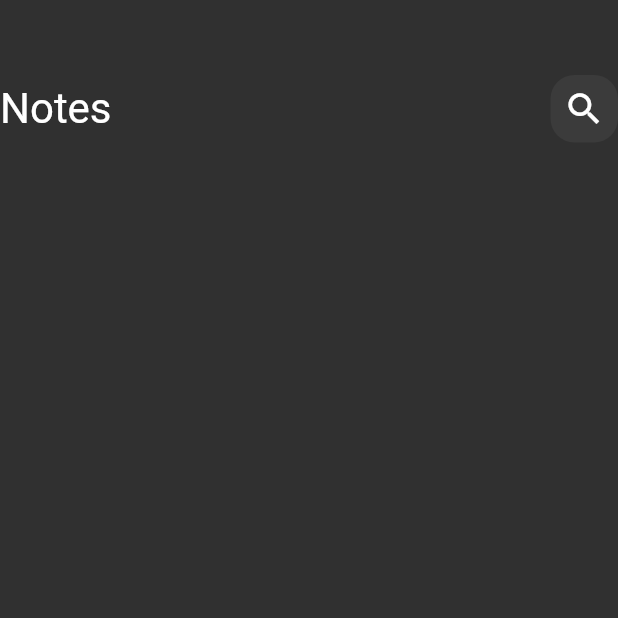
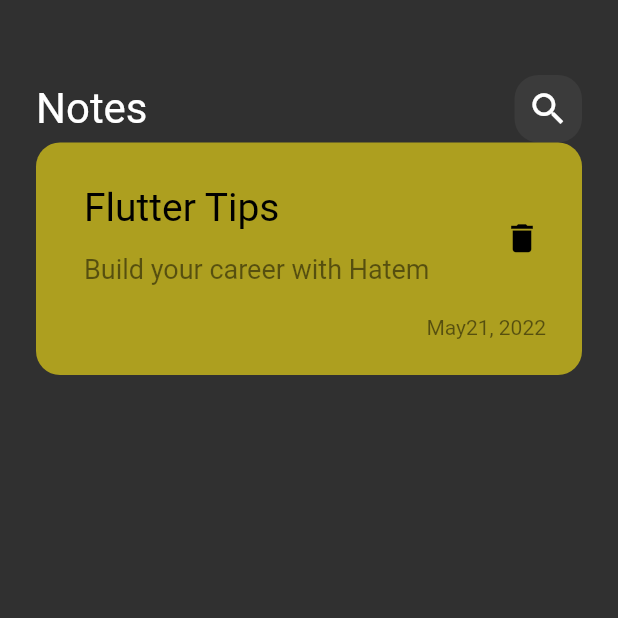
Before and after one commit to hatem156/Notes_app, a Flutter app: the screen it shows after launch, on a phone screen of 412 x 824 dp, the top half of it. Run offline on Flutter 3.47's test engine with Material 2 defaults, Android fonts, the phone set to English and light mode, and no system bars.

Commit message:
creat first note item

```diff
--- /dev/null
+++ b/app_notes/lib/views/widgetes/note_item.dart
@@ -0,0 +1,34 @@
+import 'package:flutter/material.dart';
+class Noteitem extends StatelessWidget {
+  const Noteitem({super.key});
+
+  @override
+  Widget build(BuildContext context) {
+    return Container(
+      padding: EdgeInsets.only(top: 24,bottom: 24,left: 16,),
+      decoration:BoxDecoration(
+      color:Color.fromARGB(255, 173, 159, 31),
+      borderRadius: BorderRadius.circular(16),
+      ),
+      child: Column(
+        crossAxisAlignment: CrossAxisAlignment.end,
+        children: [
+        ListTile(
+          title:const Text('Flutter Tips',style: TextStyle(color:Colors.black, fontSize: 26,),),
+          subtitle: Padding(
+            padding: const EdgeInsets.only(top: 16,bottom: 16,),
+            child: Text('Build your career with Hatem',style: TextStyle(color:Colors.black.withOpacity(.5),fontSize:18,),),
+          ),
+          trailing: IconButton(onPressed: () {} ,icon: Icon(Icons.delete,color: Colors.black,size: 25,),),
+        ),
+        Padding(
+          padding: const EdgeInsets.only(right: 24,),
+          child: Text('May21, 2022',style: TextStyle(color:Colors.black.withOpacity(.5),
+          ),
+          ),
+        ),
+      ],
+      ),
+    );
+  }
+}
--- a/app_notes/lib/views/widgetes/notes_view_body.dart
+++ b/app_notes/lib/views/widgetes/notes_view_body.dart
@@ -1,19 +1,23 @@
 import 'package:flutter/material.dart';
 
 import 'custom_app_bar.dart';
+import 'note_item.dart';
 
 class Notesviewbody extends StatelessWidget {
   const Notesviewbody({super.key});
 
   @override
   Widget build(BuildContext context) {
-    return Column(
+    return Padding(padding:const EdgeInsets.symmetric(horizontal: 24),
+      child: Column(
       children: const [
         SizedBox(
           height: 50,
         ),
-        Customappbar()
+        Customappbar(),
+        Noteitem(),
       ],
+    ),
     );
   }
 }
```
Also changed, not shown: app_notes/lib/views/widgetes/custom_search_icon.dart (line endings or trailing spaces).
